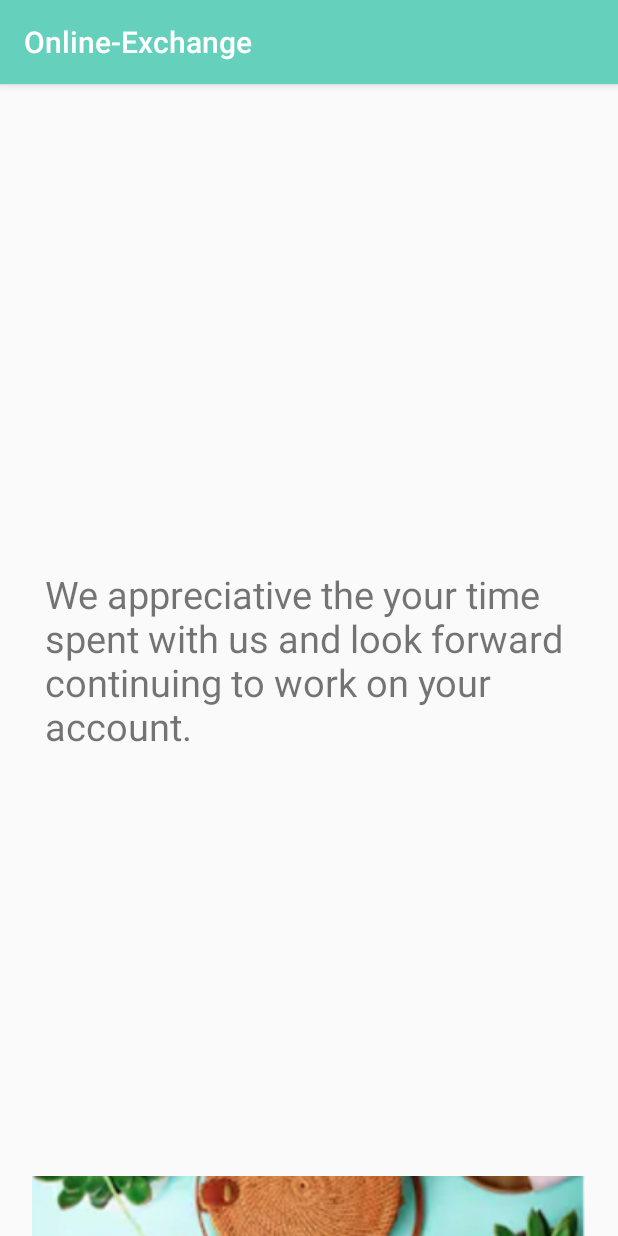
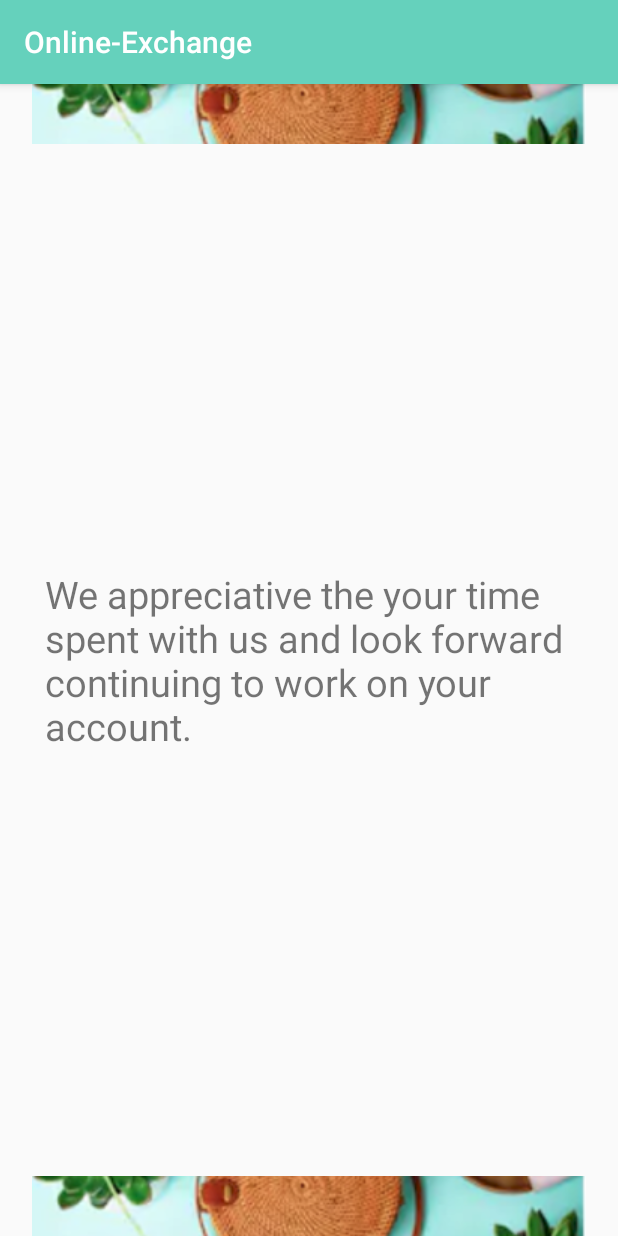
Before and after one commit to niygomhonor/Online-Exchange, an Android app: the ThanksActivity screen opened directly, with no data from a screen before it, on a phone screen of 412 x 824 dp. Run offline under Robolectric (Android 15) with nearby library versions, the phone set to English and light mode, and no system bars; Roboto replaces fonts that are not available here.

Commit message:
added the upper image

```diff
--- a/app/src/main/res/layout/activity_thanks.xml
+++ b/app/src/main/res/layout/activity_thanks.xml
@@ -5,6 +5,14 @@
     android:layout_width="match_parent"
     android:layout_height="match_parent"
     tools:context=".ThanksActivity">
+
+    <ImageView
+        android:id="@+id/image3"
+        android:layout_width="match_parent"
+        android:layout_height="wrap_content"
+        android:layout_alignParentTop="true"
+        android:src="@drawable/save" />
+
 
 
     <TextView
```
